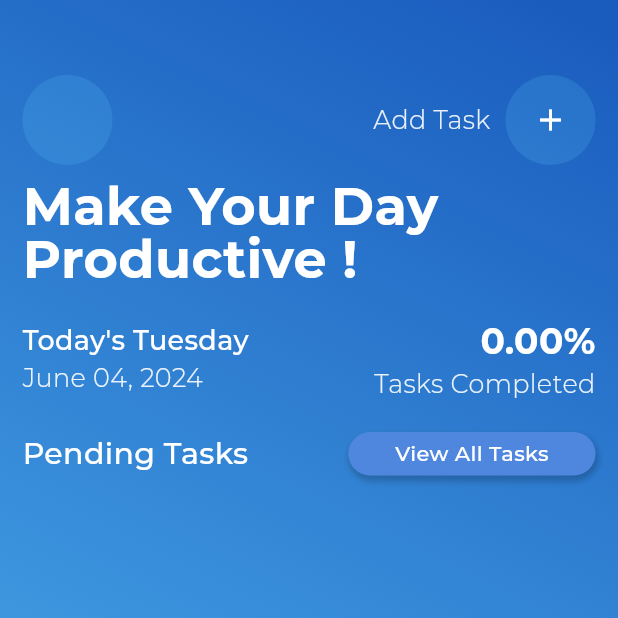
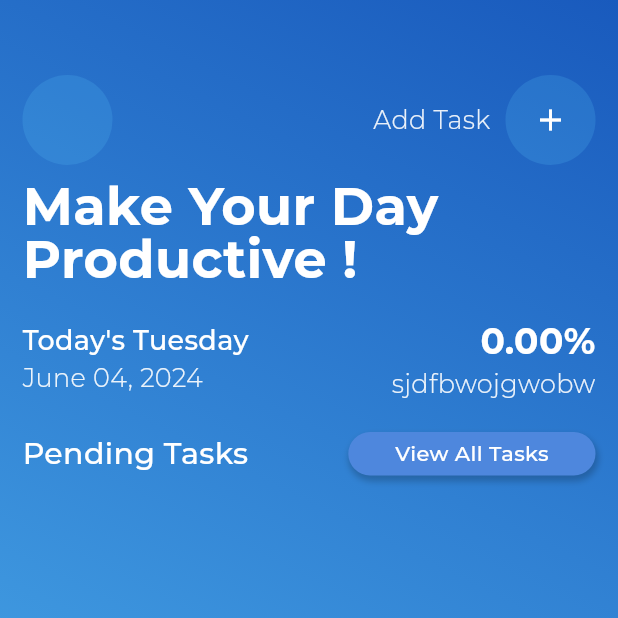
Before and after one commit to mianhusnain1/To_Do, a Flutter app: the screen it shows after launch, on a phone screen of 412 x 824 dp, the top half of it. Run offline on Flutter 3.47's test engine with Material 3 defaults, Android fonts, the phone set to English and light mode, and no system bars; drawn by our look-alikes of lottie; our stand-ins replace flutter_slidable, flutter_spinkit, hive, hive_flutter; accounts and stored records are empty; project files that could hold a hidden picture were left out.

Commit message:
Task Model

```diff
--- a/lib/screens/home.dart
+++ b/lib/screens/home.dart
@@ -191,7 +191,7 @@ class _HomeScreenState extends State<HomeScreen> {
                 children: [
                   _buildPercentageWidget(),
                   Text(
-                    "Tasks Completed",
+                    "sjdfbwojgwobw",
                     style: TextStyle(
                         color: Colors.white.withOpacity(0.9),
                         fontSize: 17,
```
